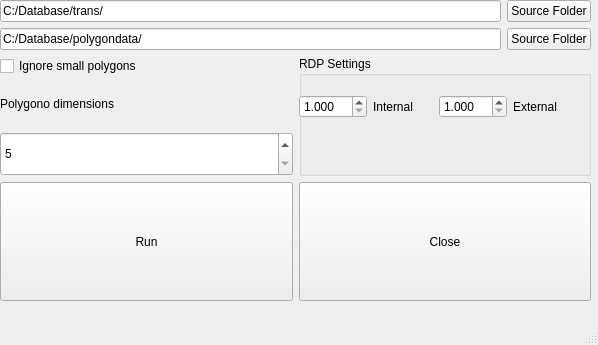
pramod493/PlayGo, file batchpolygonize.ui: the form before one commit.
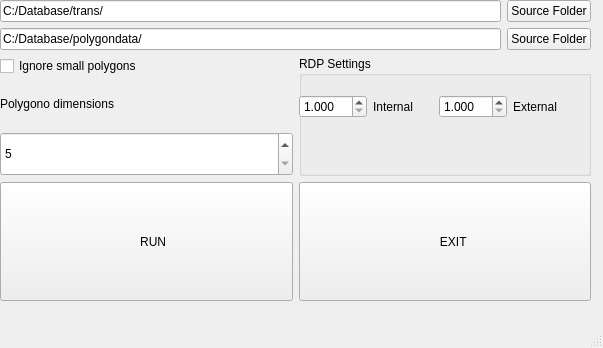
The form after the commit. Icons and pictures are not drawn.

Commit message: Add program icon TOUCH GESTURE WORKING OK Simulation start/pause Remove physics stop option

The edit to the form file:
```diff
--- a/batchpolygonize.ui
+++ b/batchpolygonize.ui
@@ -6,8 +6,8 @@
    <rect>
     <x>0</x>
     <y>0</y>
-    <width>598</width>
-    <height>345</height>
+    <width>603</width>
+    <height>348</height>
    </rect>
   </property>
   <property name="sizePolicy">
@@ -184,6 +184,9 @@
      </item>
      <item>
       <layout class="QHBoxLayout" name="horizontalLayout_7">
+       <property name="sizeConstraint">
+        <enum>QLayout::SetMinimumSize</enum>
+       </property>
        <item>
         <widget class="QPushButton" name="runButton">
          <property name="sizePolicy">
@@ -193,7 +196,17 @@
           </sizepolicy>
          </property>
          <property name="text">
-          <string>Run</string>
+          <string>    RUN</string>
+         </property>
+         <property name="icon">
+          <iconset resource="images.qrc">
+           <normaloff>:/images/play.png</normaloff>:/images/play.png</iconset>
+         </property>
+         <property name="iconSize">
+          <size>
+           <width>48</width>
+           <height>48</height>
+          </size>
          </property>
         </widget>
        </item>
@@ -206,7 +219,17 @@
           </sizepolicy>
          </property>
          <property name="text">
-          <string>Close</string>
+          <string>     EXIT</string>
+         </property>
+         <property name="icon">
+          <iconset resource="images.qrc">
+           <normaloff>:/images/reset.png</normaloff>:/images/reset.png</iconset>
+         </property>
+         <property name="iconSize">
+          <size>
+           <width>48</width>
+           <height>48</height>
+          </size>
          </property>
         </widget>
        </item>
```
Left out of the diff: 10 changed lines with no effect on the pictures. The commit also changes 28 other files.
